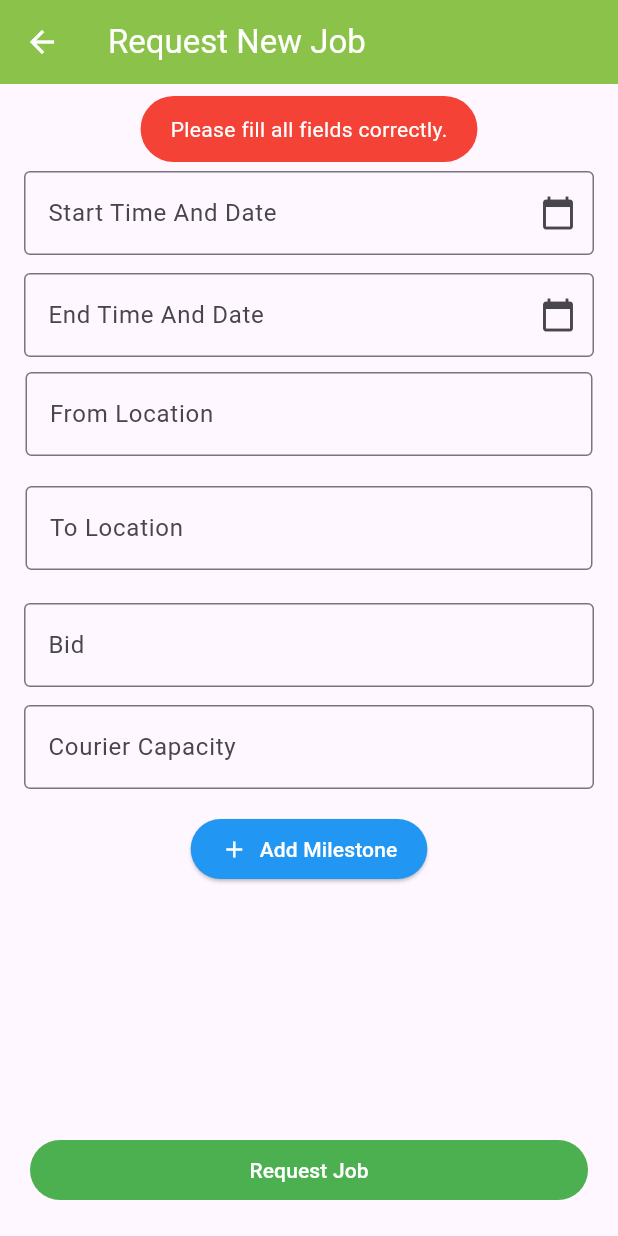
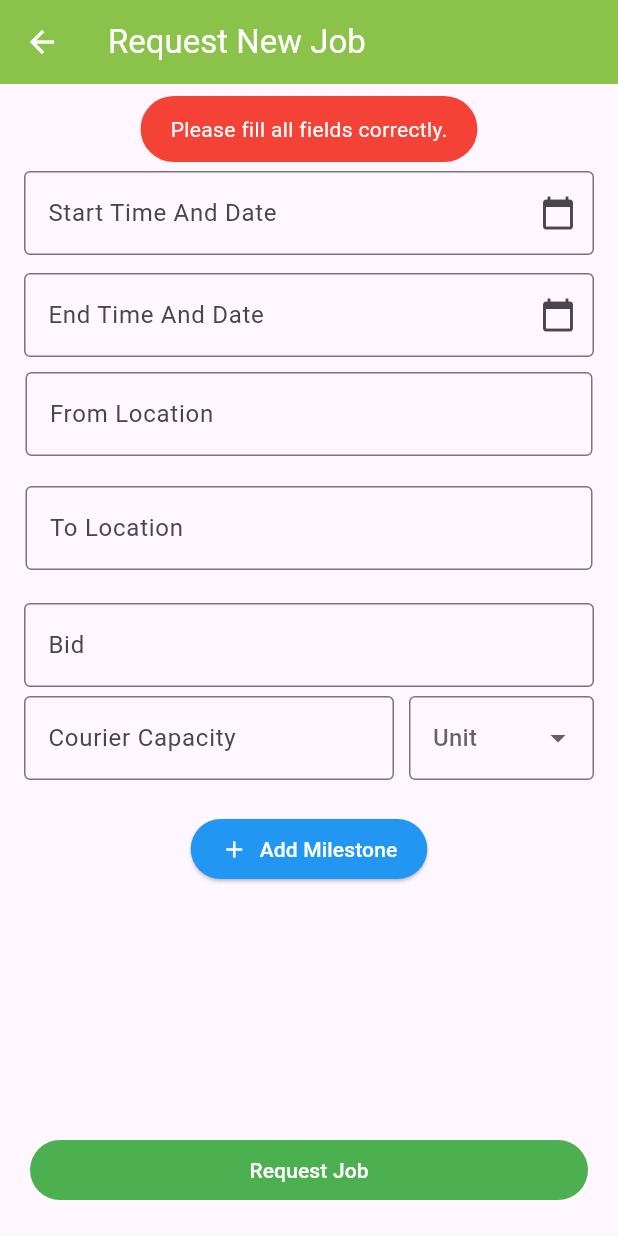
Before and after one commit to BFOBC/OBC_Flutter_Project, a Flutter app: the SubmissionScreen screen opened directly with empty values, after a tap on "Request Job", on a phone screen of 412 x 824 dp. Run offline on Flutter 3.47's test engine with Material 3 defaults, Android fonts, the phone set to English and light mode, and no system bars; our stand-ins replace cached_network_image, chewie, cloud_firestore, connectivity_plus, device_info_plus, file_picker and 22 more; missing offline and left inert: dart:ffi, google_maps_cluster_manager, workmanager; accounts and stored records are empty; network calls fail; statements that could not run were skipped.

Commit message:
worked on reported bugs continue

```diff
--- a/lib/ui/broker/mission/PlaceNewJob.dart
+++ b/lib/ui/broker/mission/PlaceNewJob.dart
@@ -10,7 +10,7 @@ class PlaceNewJob extends StatefulWidget {
   final Task? data;
   final Function(Task) onSave;
 
-  const PlaceNewJob({super.key, this.data, required this.onSave, required String brokerKey, required String courierKey});
+  PlaceNewJob({super.key, this.data, required this.onSave, required String brokerKey, required String courierKey});
 
   @override
   PlaceNewJobState createState() => PlaceNewJobState();
@@ -279,7 +279,6 @@ class PlaceNewJobState extends State<PlaceNewJob> {
   }
 
 
-
   Widget _buildTextField(TextEditingController controller, String label, bool isDateTime) {
     return Padding(
       padding: const EdgeInsets.only(bottom: 10),
--- a/lib/ui/broker/mission/ViewBrokerMissions.dart
+++ b/lib/ui/broker/mission/ViewBrokerMissions.dart
@@ -121,7 +121,7 @@ class _ViewBrokerMissionsState extends State<ViewBrokerMissions> {
                   courierID: currentUser.uid,
                   emptyLegRequestID: widget.task!.emptyLegRequestID!,
                   sentBy: "Courier",
-                  message: "Your Job $taskID is started by $courierData['name']",
+                  message: "Your Job is started by $courierData['name']",
                 );
 
                 ScaffoldMessenger.of(context).showSnackBar(
--- a/lib/ui/broker/mission/ViewMilestone.dart
+++ b/lib/ui/broker/mission/ViewMilestone.dart
@@ -179,7 +179,7 @@ class _ViewMilestoneState extends State<ViewMilestone> {
                   courierID: currentUser.uid,
                   emptyLegRequestID: widget.task.emptyLegRequestID!,
                   sentBy: "Courier",
-                  message: "Your Milestone ${milestone.milestoneNodeID} is Completed by ${currentUser.email}",
+                  message: "Your Milestone is Completed by ${currentUser.email}",
                 );
 
                 Navigator.of(context).pop();
--- a/lib/ui/broker/requestscreens/AddNewMilestone.dart
+++ b/lib/ui/broker/requestscreens/AddNewMilestone.dart
@@ -72,9 +72,9 @@ class AddNewMilestoneScreenState extends State<AddNewMilestone> {
         _isViewButtonEnabled = true;
       });
       _clearFormFields();
-      ScaffoldMessenger.of(context).showSnackBar(
+/*      ScaffoldMessenger.of(context).showSnackBar(
         const SnackBar(content: Text('Milestone saved successfully!')),
-      );
+      );*/
     } catch (e) {
       ScaffoldMessenger.of(context).showSnackBar(
         SnackBar(content: Text('Error saving milestone: $e')),
--- a/lib/ui/broker/requestscreens/Submission.dart
+++ b/lib/ui/broker/requestscreens/Submission.dart
@@ -23,6 +23,7 @@ class SubmissionScreen extends StatefulWidget {
   final Function(Task task) onSave;
   AirportModel? selectedFromAirport;
   AirportModel? selectedToAirport;
+
   SubmissionScreen({
     super.key,
     this.data,
@@ -36,20 +37,29 @@ class SubmissionScreen extends StatefulWidget {
 }
 
 class _SubmissionScreenState extends State<SubmissionScreen> {
-  final TextEditingController _submissionStartDateController = TextEditingController();
-  final TextEditingController _submissionEndDateController = TextEditingController();
-  final TextEditingController _submissionDepartureController = TextEditingController();
-  final TextEditingController _submissionArrivalController = TextEditingController();
-  final TextEditingController _submissionBidController = TextEditingController();
-  final TextEditingController _submissionCourierController = TextEditingController();
+  final TextEditingController _submissionStartDateController =
+      TextEditingController();
+  final TextEditingController _submissionEndDateController =
+      TextEditingController();
+  final TextEditingController _submissionDepartureController =
+      TextEditingController();
+  final TextEditingController _submissionArrivalController =
+      TextEditingController();
+  final TextEditingController _submissionBidController =
+      TextEditingController();
+  final TextEditingController _submissionCourierController =
+      TextEditingController();
 
   final ScrollController _scrollController = ScrollController();
   List<MilestoneFormData> milestoneForms = [];
   String emptyLegRequestID = "";
   late List<String> milestoneNodeID = [];
 
-  List<AirportModel> fromAirportSuggestions = []; // Suggestions for "From Location"
+  List<AirportModel> fromAirportSuggestions =
+      []; // Suggestions for "From Location"
   List<AirportModel> toAirportSuggestions = []; // Suggestions for "To Location"
+  String? _selectedUnit;
+  final List<String> _units = ['kg', 'g', 'lb', 'ton'];
 
   @override
   void initState() {
@@ -63,6 +73,7 @@ class _SubmissionScreenState extends State<SubmissionScreen> {
       _submissionBidController.text = widget.data!.bid ?? '';
     }
   }
+
   Future<List<AirportModel>> fetchAirportsFromDatabase(String query) async {
     final dbHelper = DatabaseOperation();
     try {
@@ -74,6 +85,7 @@ class _SubmissionScreenState extends State<SubmissionScreen> {
       return [];
     }
   }
+
   // Fetch airports that match the query for From Location
   Future<void> _fetchFromAirportData(String query) async {
     if (query.isNotEmpty) {
@@ -111,6 +123,7 @@ class _SubmissionScreenState extends State<SubmissionScreen> {
       });
     }
   }
+
   void _addMilestoneForm() {
     setState(() {
       milestoneForms.add(MilestoneFormData());
@@ -139,9 +152,8 @@ class _SubmissionScreenState extends State<SubmissionScreen> {
       }
 
       setState(() {
-        final nodeID = (index < milestoneNodeID.length)
-            ? milestoneNodeID[index]
-            : null;
+        final nodeID =
+            (index < milestoneNodeID.length) ? milestoneNodeID[index] : null;
 
         milestoneForms.removeAt(index);
 
@@ -173,12 +185,47 @@ class _SubmissionScreenState extends State<SubmissionScreen> {
         msg: "Please fill all fields correctly.",
         backgroundColor: Colors.red,
         textColor: Colors.white,
-        gravity: ToastGravity.TOP, // 👈 This moves it to the top
+        gravity: ToastGravity.TOP,
       );
       return false;
     }
 
-    // Date validation
+    // ✅ Capacity validation
+    final capacityText = _submissionBidController.text.trim();
+    final capacity = double.tryParse(capacityText);
+
+    if (capacity == null) {
+      Fluttertoast.showToast(
+        msg: "Please enter a valid courier capacity.",
+        backgroundColor: Colors.red,
+        textColor: Colors.white,
+        gravity: ToastGravity.TOP,
+      );
+      return false;
+    }
+
+    if (capacity > 5000) {
+      Fluttertoast.showToast(
+        msg: "Courier capacity cannot exceed 5000.",
+        backgroundColor: Colors.red,
+        textColor: Colors.white,
+        gravity: ToastGravity.TOP,
+      );
+      return false;
+    }
+
+    // ✅ Unit validation
+    if (_selectedUnit == null || _selectedUnit!.isEmpty) {
+      Fluttertoast.showToast(
+        msg: "Please select a capacity unit.",
+        backgroundColor: Colors.red,
+        textColor: Colors.white,
+        gravity: ToastGravity.TOP,
+      );
+      return false;
+    }
+
+    // ✅ Date validation
     try {
       final start = DateTime.parse(_submissionStartDateController.text);
       final end = DateTime.parse(_submissionEndDateController.text);
@@ -188,7 +235,7 @@ class _SubmissionScreenState extends State<SubmissionScreen> {
           msg: "Start date must be before end date.",
           backgroundColor: Colors.red,
           textColor: Colors.white,
-          gravity: ToastGravity.TOP, // 👈 This moves it to the top
+          gravity: ToastGravity.TOP,
         );
         return false;
       }
@@ -201,19 +248,20 @@ class _SubmissionScreenState extends State<SubmissionScreen> {
       return false;
     }
 
-    // Milestone presence check
+    // ✅ Milestone presence check
     if (milestoneForms.isEmpty) {
       Fluttertoast.showToast(
         msg: "At least one milestone is required.",
         backgroundColor: Colors.red,
         textColor: Colors.white,
-        gravity: ToastGravity.TOP, // 👈 This moves it to the top
+        gravity: ToastGravity.TOP,
       );
       return false;
     }
 
     return true;
   }
+
   Widget _buildTextField2(
     TextEditingController controller,
     String labelText, {
@@ -241,6 +289,7 @@ class _SubmissionScreenState extends State<SubmissionScreen> {
       },
     );
   }
+
   Widget _buildTextField(
       TextEditingController controller, String label, bool readOnly) {
     final isNumberField = controller == _submissionCourierController ||
@@ -287,7 +336,6 @@ class _SubmissionScreenState extends State<SubmissionScreen> {
     );
   }
 
-
   @override
   void dispose() {
     _submissionStartDateController.dispose();
@@ -314,9 +362,9 @@ class _SubmissionScreenState extends State<SubmissionScreen> {
         ),
         backgroundColor: Colors.lightGreen,
         iconTheme: const IconThemeData(color: Colors.white),
-        foregroundColor: Colors.white, // Ensures status bar icons/text are white
+        foregroundColor:
+            Colors.white, // Ensures status bar icons/text are white
       ),
-
       bottomNavigationBar: SafeArea(
         child: Padding(
           padding: const EdgeInsets.all(20.0),
@@ -330,12 +378,15 @@ class _SubmissionScreenState extends State<SubmissionScreen> {
               DateTime? submissionEnd;
 
               try {
-                submissionStart = DateTime.parse(_submissionStartDateController.text);
-                submissionEnd = DateTime.parse(_submissionEndDateController.text);
+                submissionStart =
+                    DateTime.parse(_submissionStartDateController.text);
+                submissionEnd =
+                    DateTime.parse(_submissionEndDateController.text);
 
                 if (submissionStart.isAfter(submissionEnd)) {
                   Fluttertoast.showToast(
-                    msg: "Submission start date must be before or equal to end date.",
+                    msg:
+                        "Submission start date must be before or equal to end date.",
                     backgroundColor: Colors.red,
                     textColor: Colors.white,
                     gravity: ToastGravity.TOP,
@@ -374,8 +425,10 @@ class _SubmissionScreenState extends State<SubmissionScreen> {
 
                   // Validate milestone dates
                   try {
-                    final milestoneStart = DateTime.parse(form.startController.text);
-                    final milestoneEnd = DateTime.parse(form.endController.text);
+                    final milestoneStart =
+                        DateTime.parse(form.startController.text);
+                    final milestoneEnd =
+                        DateTime.parse(form.endController.text);
 
                     if (milestoneStart.isBefore(submissionStart!) ||
                         milestoneEnd.isAfter(submissionEnd!)) {
@@ -402,6 +455,8 @@ class _SubmissionScreenState extends State<SubmissionScreen> {
                 }
               }
 
+              String finalCapacity =
+                  "${_submissionBidController.text.trim()} ${_selectedUnit ?? ''}";
 
               if (allMilestonesValid) {
                 Task task = Task(
@@ -410,7 +465,7 @@ class _SubmissionScreenState extends State<SubmissionScreen> {
                   departureFrom: _submissionDepartureController.text,
                   arriveAt: _submissionArrivalController.text,
                   bid: _submissionCourierController.text,
-                  courierCapacity: _submissionBidController.text,
+                  courierCapacity: finalCapacity, // 👈 updated field
                 );
 
                 widget.onSave(task);
@@ -465,8 +520,10 @@ class _SubmissionScreenState extends State<SubmissionScreen> {
             const SizedBox(height: 10),
 
 // Start & End Date/Time
-            _buildTextField(_submissionStartDateController, 'Start Time And Date', true),
-            _buildTextField(_submissionEndDateController, 'End Time And Date', true),
+            _buildTextField(
+                _submissionStartDateController, 'Start Time And Date', true),
+            _buildTextField(
+                _submissionEndDateController, 'End Time And Date', true),
 
 // From Location
             _buildStyledField(
@@ -483,7 +540,9 @@ class _SubmissionScreenState extends State<SubmissionScreen> {
                 ],
               ),
             ),
-            _buildSuggestionList(fromAirportSuggestions, _submissionDepartureController, isFrom: true),
+            _buildSuggestionList(
+                fromAirportSuggestions, _submissionDepartureController,
+                isFrom: true),
 // To Location
             _buildStyledField(
               child: _buildTextField2(
@@ -499,11 +558,16 @@ class _SubmissionScreenState extends State<SubmissionScreen> {
                 ],
               ),
             ),
-            _buildSuggestionList(toAirportSuggestions, _submissionArrivalController,
+            _buildSuggestionList(
+                toAirportSuggestions, _submissionArrivalController,
                 isFrom: false),
             _buildTextField(_submissionCourierController, 'Bid', false),
-            _buildTextField(_submissionBidController, 'Courier Capacity', false),
+            //_buildTextField(_submissionBidController, 'Courier Capacity', false),
+            _buildCapacityField(),
+            // 👈 yeh naya method use kia
+
             const SizedBox(height: 10),
+
             /// Add Milestone Button (centered + rectangular)
             Center(
               child: ElevatedButton.icon(
@@ -555,7 +619,8 @@ class _SubmissionScreenState extends State<SubmissionScreen> {
                             form.startController.text.isEmpty ||
                             form.endController.text.isEmpty) {
                           Fluttertoast.showToast(
-                            msg: "Please complete all required fields for milestone #${i + 1}.",
+                            msg:
+                                "Please complete all required fields for milestone #${i + 1}.",
                             backgroundColor: Colors.red,
                             textColor: Colors.white,
                             gravity: ToastGravity.TOP,
@@ -572,20 +637,16 @@ class _SubmissionScreenState extends State<SubmissionScreen> {
                       onDelete: () {
                         print("🗑️ Delete tapped on index: $i");
                         _removeMilestoneForm(i);
-
                       },
                     ),
                   );
                 }).toList(),
               ),
             ),
-
-
           ],
         ),
       ),
     );
-
   }
 
   Widget _buildSuggestionList(
@@ -616,6 +677,7 @@ class _SubmissionScreenState extends State<SubmissionScreen> {
       },
     );
   }
+
   Future<void> _saveMilestoneToFirebase(Milestone milestone) async {
     try {
       final CollectionReference milestonesCollection =
@@ -624,7 +686,7 @@ class _SubmissionScreenState extends State<SubmissionScreen> {
       DocumentReference docRef = milestonesCollection.doc();
       milestone.milestoneNodeID = docRef.id;
       milestone.milestoneStatus = "pending";
-      milestoneNodeID.add( docRef.id);
+      milestoneNodeID.add(docRef.id);
       milestone.milestoneStartDateTime = convertToUTCFromStandardFormat(
           milestone.milestoneStartDateTime.toString());
       milestone.milestoneEndDateTime = convertToUTCFromStandardFormat(
@@ -632,12 +694,12 @@ class _SubmissionScreenState extends State<SubmissionScreen> {
 
       await docRef.set(milestone.toMap()); // Make sure Milestone has toMap()
 
-      Fluttertoast.showToast(
+/*      Fluttertoast.showToast(
         msg: "Milestone '${milestone.title}' saved.",
         backgroundColor: Colors.green,
         textColor: Colors.white,
         gravity: ToastGravity.TOP,
-      );
+      );*/
     } catch (e) {
       Fluttertoast.showToast(
         msg: "Error saving milestone: $e",
@@ -646,12 +708,12 @@ class _SubmissionScreenState extends State<SubmissionScreen> {
       );
     }
   }
+
   Future<void> deleteMilestoneByID(String milestoneID) async {
     try {
       // Reference to the document in the milestones collection
-      DocumentReference docRef = FirebaseFirestore.instance
-          .collection('milestones')
-          .doc(milestoneID);
+      DocumentReference docRef =
+          FirebaseFirestore.instance.collection('milestones').doc(milestoneID);
 
       // Delete the document
       await docRef.delete();
@@ -662,12 +724,61 @@ class _SubmissionScreenState extends State<SubmissionScreen> {
     }
   }
 
+  Widget _buildCapacityField() {
+    return Padding(
+      padding: const EdgeInsets.only(bottom: 12.0),
+      child: Row(
+        children: [
+          // --- Capacity Field ---
+          Expanded(
+            flex: 2,
+            child: TextField(
+              controller: _submissionBidController,
+              keyboardType: TextInputType.number,
+              decoration: const InputDecoration(
+                labelText: 'Courier Capacity',
+                border: OutlineInputBorder(),
+              ),
+            ),
+          ),
+
+          const SizedBox(width: 10),
+
+          // --- Unit Dropdown ---
+          Expanded(
+            flex: 1,
+            child: DropdownButtonFormField<String>(
+              value: _selectedUnit,
+              hint: const Text('Unit'),
+              decoration: const InputDecoration(
+                border: OutlineInputBorder(),
+              ),
+              items: _units.map((String unit) {
+                return DropdownMenuItem<String>(
+                  value: unit,
+                  child: Text(unit),
+                );
+              }).toList(),
+              onChanged: (value) {
+                setState(() {
+                  _selectedUnit = value;
+                });
+              },
+            ),
+          ),
+        ],
+      ),
+    );
+  }
+
   Future<void> sendEmptyLegRequest(BuildContext context) async {
     // Clear milestone list from provider
     Provider.of<RoleProvider>(context, listen: false).clearMilestoneNodeIDS();
     Provider.of<RoleProvider>(context, listen: false).clearTask();
     FirestoreService firestoreService = FirestoreService(context);
     // Create a new EmptyLegRequest with nodeID initially null
+    String finalCapacity =
+        "${_submissionBidController.text.trim()} ${_selectedUnit ?? ''}";
 
     EmptyLegRequest newRequest = EmptyLegRequest(
       brokerID: widget.brokerKey,
@@ -675,20 +786,22 @@ class _SubmissionScreenState extends State<SubmissionScreen> {
       emptyLegRequestID: emptyLegRequestID,
       // Will be updated when saving
       requestDateTime: DateTime.now().toIso8601String(),
-        status: 'pending',// Now using a list
+      status: 'pending',
+      // Now using a list
       milestoneNodeIDs: milestoneNodeID,
       startTimeDate: _submissionStartDateController.text,
-        endTimeDate:_submissionEndDateController.text,
+      endTimeDate: _submissionEndDateController.text,
       departureLocation: _submissionDepartureController.text,
       arrivalLocation: _submissionArrivalController.text,
       bid: _submissionBidController.text,
       isCourierRated: 'false',
       isBrokerRated: 'false',
-        courierCapacity:_submissionCourierController.text
-
+      courierCapacity: finalCapacity, // 👈 now includes unit
     );
-    newRequest.startTimeDate=convertToUTCFromStandardFormat(newRequest.startTimeDate.toString());
-    newRequest.endTimeDate=convertToUTCFromStandardFormat(newRequest.endTimeDate.toString());
+    newRequest.startTimeDate =
+        convertToUTCFromStandardFormat(newRequest.startTimeDate.toString());
+    newRequest.endTimeDate =
+        convertToUTCFromStandardFormat(newRequest.endTimeDate.toString());
     // Save the request to Firestore
     print(newRequest.startTimeDate.toString());
 
@@ -706,8 +819,10 @@ class _SubmissionScreenState extends State<SubmissionScreen> {
     //send broker request notification to the courier
     final User currentUser = FirebaseAuth.instance.currentUser!;
     //  final userInfo = await NotificationService.getUserFcmInfo(context);
-    final courierData = await NotificationService.getCourierNameAndTokenById(widget.courierKey);
-    final brokerData = await NotificationService.getBrokerNameAndTokenById(currentUser.uid);
+    final courierData =
+        await NotificationService.getCourierNameAndTokenById(widget.courierKey);
+    final brokerData =
+        await NotificationService.getBrokerNameAndTokenById(currentUser.uid);
     //final token = await NotificationService.getUserFcmTokenById(currentUser.uid);
 
     print("User FCM Info: $courierData");
@@ -723,16 +838,14 @@ class _SubmissionScreenState extends State<SubmissionScreen> {
       print("DEBUG: Notification sent");
     }
 
-
-    String? requestId = await firestoreService.saveEmptyLegRequest(newRequest, milestoneNodeID);
+    String? requestId =
+        await firestoreService.saveEmptyLegRequest(newRequest, milestoneNodeID);
 
     if (requestId != null) {
       print("EmptyLegRequest ID: $requestId");
     } else {
       print("Failed to save request.");
     }
-
-
 
     showDialog(
       context: context,
@@ -790,11 +903,13 @@ class _SubmissionScreenState extends State<SubmissionScreen> {
       }
     });
   }
+
   void _navigateToDrawerPage() {
     Navigator.of(context).popUntil((route) => route.isFirst);
     Navigator.of(context).pushNamed('/DrawerScreen');
   }
 }
+
 Widget _buildStyledField({required Widget child}) {
   return Container(
     margin: const EdgeInsets.only(bottom: 12),
--- a/lib/ui/courier/Milestone.dart
+++ b/lib/ui/courier/Milestone.dart
@@ -41,9 +41,9 @@ class AddNewMilestoneScreenState extends State<AddNewMilestone> {
       // Step 3: Update Firestore with the correct milestoneNodeID
       await docRef.update({'milestoneNodeID': docRef.id});
 
-      ScaffoldMessenger.of(context).showSnackBar(
+/*      ScaffoldMessenger.of(context).showSnackBar(
         const SnackBar(content: Text('Milestone saved successfully!')),
-      );
+      );*/
 
     } catch (e) {
       ScaffoldMessenger.of(context).showSnackBar(
--- a/lib/ui/courier/missions/ViewCourierMission.dart
+++ b/lib/ui/courier/missions/ViewCourierMission.dart
@@ -115,7 +115,7 @@ class _ViewCourierMissionState extends State<ViewCourierMission> {
                   courierID: currentUser.uid,
                   emptyLegRequestID: widget.task!.emptyLegRequestID!,
                   sentBy: "Courier",
-                  message: "Your Job $taskID is started by $email",
+                  message: "Your Job is started by $email",
                 );
 
                 ScaffoldMessenger.of(context).showSnackBar(
```
Also changed, not shown: lib/ui/chat/AttachmentButton.dart (+8 -0 lines), lib/ui/chat/ChatDetailScreen.dart (+43 -24 lines), lib/ui/courier/missions/CompleteMilestone.dart (+6 -4 lines). Lines whose indentation alone changed are shown as unchanged.
